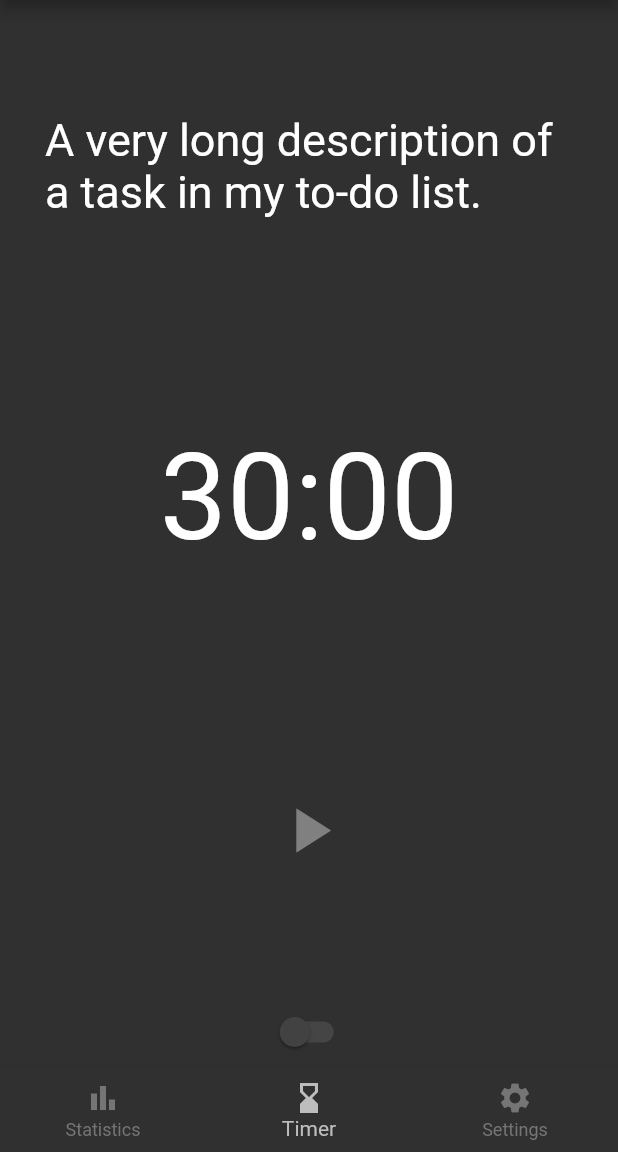
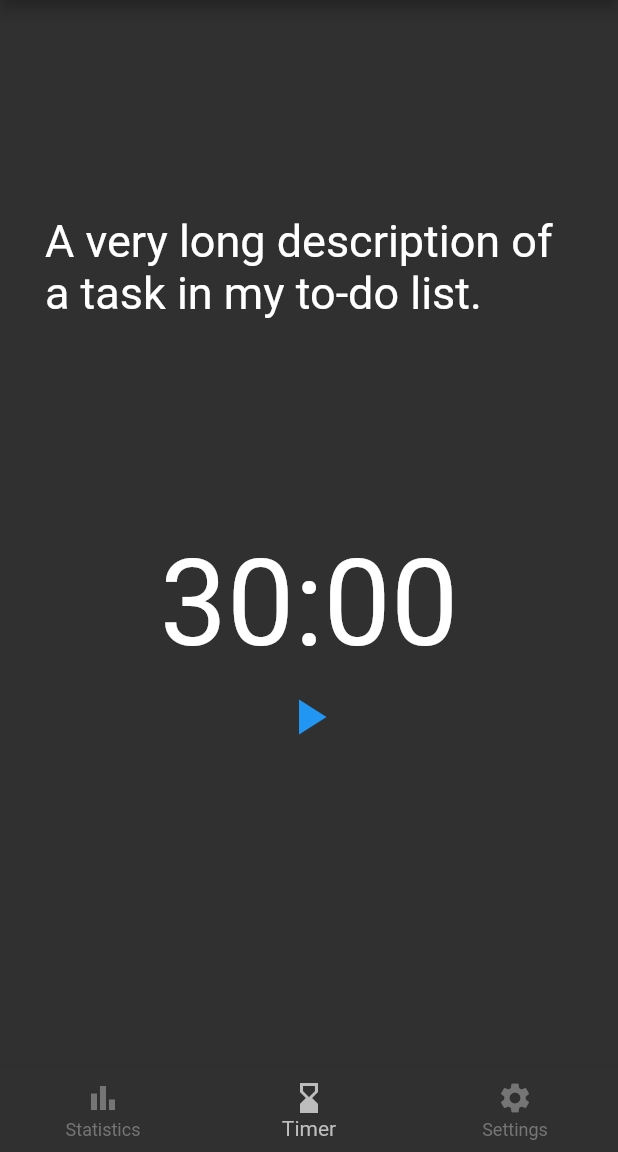
Before and after one commit to lggruspe/tomate_tu_tiempo, a Flutter app: the screen it shows after launch, item 2 of the bottom bar chosen, on a phone screen of 412 x 824 dp, the part 84-1236 px from its top. Run offline on Flutter 3.47's test engine with Material 2 defaults, Android fonts, the light colour scheme and no system bars.

Commit message:
Update button

```diff
--- a/lib/main.dart
+++ b/lib/main.dart
@@ -90,11 +90,6 @@ class TimerBody extends StatelessWidget {
       children: <Widget>[
         MyDescription(),
         MyClock(),
-        MyButtons(),
-        Switch(
-          value: false,
-          onChanged: null,
-        ),
       ],
     );
   }
@@ -119,7 +114,18 @@ class MyDescription extends StatelessWidget {
   }
 }
 
-class MyClock extends StatelessWidget {
+class MyClock extends StatefulWidget {
+  @override
+  _MyClockState createState() => _MyClockState();
+}
+
+class _MyClockState extends State<MyClock> {
+  void _startClock() {
+    setState(() {
+      // TODO do something
+    });
+  }
+
   @override
   Widget build(BuildContext context) {
     return Expanded(
@@ -129,30 +135,56 @@ class MyClock extends StatelessWidget {
           shape: BoxShape.circle,
         ),
         child: Center(
-          child: const Text(
-            '30:00',
-            style: TextStyle(
-              fontSize: 80.0,
+          child: Column(children: <Widget>[
+            const Text(
+              '30:00',
+              style: TextStyle(
+                fontSize: 80.0,
+              ),
             ),
-          ),
+            StartPauseButton(
+              () => print('pressed start'),
+              () => print('pressed pause'),
+            ),
+          ]),
         ),
       ),
     );
   }
 }
 
-class MyButtons extends StatelessWidget {
+class StartPauseButton extends StatefulWidget {
+  final VoidCallback? onPressedStart;
+  final VoidCallback? onPressedPause;
+
+  StartPauseButton(this.onPressedStart, this.onPressedPause);
+
+  @override
+  _StartPauseButtonState createState() =>
+      _StartPauseButtonState(onPressedStart, onPressedPause);
+}
+
+class _StartPauseButtonState extends State<StartPauseButton> {
+  bool _active = false;
+
+  final VoidCallback? onPressedStart;
+  final VoidCallback? onPressedPause;
+
+  _StartPauseButtonState(this.onPressedStart, this.onPressedPause);
+
   @override
   Widget build(BuildContext context) {
-    return Expanded(
-      child: Center(
-        child: IconButton(
-          color: Colors.blue,
-          icon: Icon(Icons.play_arrow),
-          iconSize: 50.0,
-          onPressed: null,
-        ),
-      ),
+    return IconButton(
+      color: Colors.blue,
+      icon: Icon(_active ? Icons.pause : Icons.play_arrow),
+      iconSize: 40.0,
+      onPressed: () {
+        final callback = _active ? onPressedPause : onPressedStart;
+        if (callback != null) callback();
+        setState(() {
+          _active = !_active;
+        });
+      },
     );
   }
 }
```
